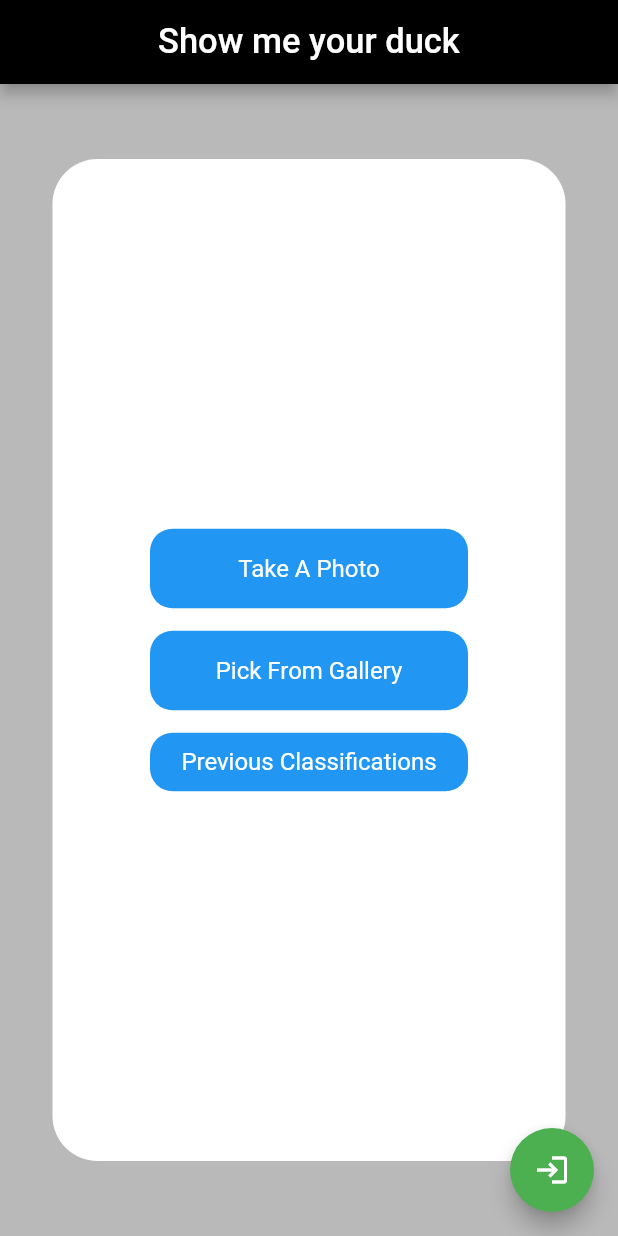
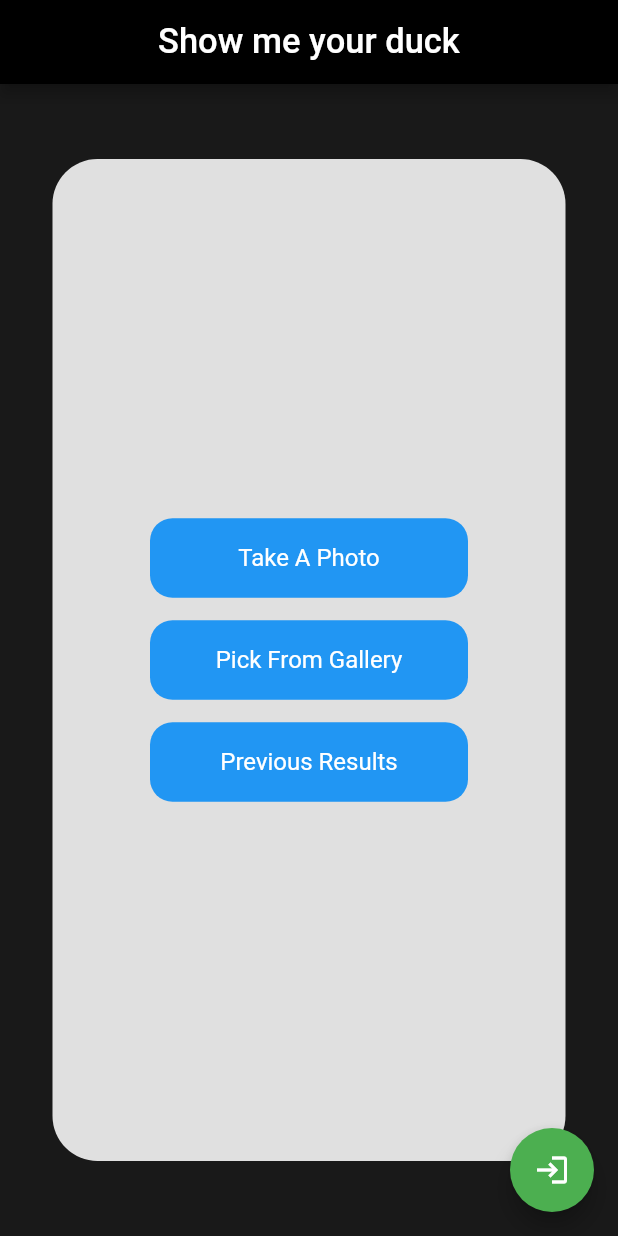
Before and after one commit to andysegura/duck_classification_cr2g, a Flutter app: the screen it shows once a user with an empty profile is signed in, on a phone screen of 412 x 824 dp. Run offline on Flutter 3.47's test engine with Material 2 defaults, Android fonts, the phone set to English and light mode, and no system bars; our stand-ins replace cloud_firestore, email_validator, firebase_auth, firebase_core, image_picker, shared_preferences and 1 more; missing offline and left inert: tflite; accounts and stored records are empty.

Commit message:
aesthetic changes/cleaned up code/added comments

```diff
--- a/lib/home.dart
+++ b/lib/home.dart
@@ -8,7 +8,9 @@ import 'package:animal_classification/previous_classifications.dart';
 import 'package:firebase_auth/firebase_auth.dart';
 
 /// home page allows user to select picture from camera or gallery
-/// as well as view previously saved classifications
+/// home.dart then runs the image through the tflite
+/// model and sends data to results_screen.dart.
+/// User can also choose to view previous ML results
 
 class Home extends StatefulWidget {
   @override
@@ -17,48 +19,52 @@ class Home extends StatefulWidget {
 
 class _HomeState extends State<Home> {
   final FirebaseAuth auth = FirebaseAuth.instance;
-  //signout function
-  signOut() async {
-    await auth.signOut();
-    Navigator.pushReplacement(
-        context, MaterialPageRoute(builder: (context) => LoginPage()));
-  }
+  late File _image;
+  final picker = ImagePicker(); //allows us to pick image from gallery or camera
 
-  bool _loading = true;
-  late File _image;
-  late XFile _image2;
-  late List _output;
-
-  final picker = ImagePicker(); //allows us to pick image from gallery or camera
-  var _duckNames = {
-    '0': "Mexican (Diazi)",
-    '1': "Fulvigula (Mottled)",
-    '2': 'Platyrhynchos (Mallard)',
-  };
-
+  //first function that is executed by default when this class is called
   @override
   void initState() {
-    //initS is the first function that is executed by default when this class is called
     super.initState();
     loadModel().then((value) {
       setState(() {});
     });
   }
 
-  @override
-  void dispose() {
-    //dis function disposes and clears our memory
-    super.dispose();
-    Tflite.close();
+  //this function is used to grab the image from camera
+  pickImage() async {
+    var image = await picker.pickImage(source: ImageSource.camera);
+    if (image == null) return null;
+    setState(() {
+      _image = File(image.path);
+    });
+    classifyImage(_image);
   }
 
+  //this function is used to grab the image from gallery
+  pickGalleryImage() async {
+    var image = await picker.pickImage(source: ImageSource.gallery);
+    if (image == null) return null;
+    setState(() {
+      _image = File(image.path);
+    });
+    classifyImage(_image);
+  }
+
+  //loads tflite model
+  loadModel() async {
+    await Tflite.loadModel(
+      model: 'assets/duck_model.tflite',
+      labels: 'assets/labels.txt',
+    );
+  }
+  //runs image through tflite model
   classifyImage(File image) async {
-    //this function runs the model on the image
     var output = await Tflite.runModelOnImage(
       path: image.path,
-      numResults: 5,
-      //the amout of categories our neural network can predict (here no. of animals)
-      threshold: 0.5,
+      numResults: 3,
+      //the amount of categories our neural network can predict (here no. of animals)
+      threshold: 0,
       imageMean: 127.5,
       imageStd: 127.5,
     );
@@ -72,42 +78,21 @@ class _HomeState extends State<Home> {
                       output[0]['label'],
                       "${(output[0]['confidence'] * 100).toStringAsFixed(3)}")));
     }
-
   }
 
-  loadModel() async {
-    //this function loads our model
-    await Tflite.loadModel(
-      model: 'assets/duck_model.tflite',
-      labels: 'assets/labels.txt',
-    );
+  //signout function
+  signOut() async {
+    await auth.signOut();
+    Navigator.pushReplacement(
+        context, MaterialPageRoute(builder: (context) => LoginPage()));
   }
 
-  pickImage() async {
-    //this function to grab the image from camera
-    var image = await picker.pickImage(source: ImageSource.camera);
-    if (image == null) return null;
-
-    setState(() {
-      _image = File(image.path);
-    });
-    classifyImage(_image);
-    _image2 = image;
+  //disposes and clears memory
+  @override
+  void dispose() {
+    super.dispose();
+    Tflite.close();
   }
-
-  pickGalleryImage() async {
-    //this function to grab the image from gallery
-    var image = await picker.pickImage(source: ImageSource.gallery);
-    if (image == null) return null;
-
-    setState(() {
-      _image = File(image.path);
-    });
-    classifyImage(_image);
-    _image2 = image;
-  }
-
-
 
   @override
   Widget build(BuildContext context) {
@@ -124,7 +109,7 @@ class _HomeState extends State<Home> {
           ),
         ),
       ),
-      floatingActionButton: FloatingActionButton(
+      floatingActionButton: FloatingActionButton( //signout button
         onPressed: () {
           signOut();
         },
@@ -132,89 +117,22 @@ class _HomeState extends State<Home> {
         backgroundColor: Colors.green,
       ),
       body: Container(
-        color: Colors.black26,
+        color: Colors.black.withOpacity(0.9),
         padding: EdgeInsets.symmetric(horizontal: 35, vertical: 50),
         child: Container(
           alignment: Alignment.center,
           padding: EdgeInsets.all(30),
           decoration: BoxDecoration(
-            color: Colors.white,
+            color: Colors.grey[300],
             borderRadius: BorderRadius.circular(30),
           ),
           child: Column(
             mainAxisAlignment: MainAxisAlignment.center,
             children: [
               Container(
-                child: Center(
-                  child: _loading == true
-                      ? null //show nothing if no picture selected
-                      : Container(
-                          child: Column(
-                            children: [
-                              Container(
-                                height: MediaQuery.of(context).size.width * 0.5,
-                                width: MediaQuery.of(context).size.width * 0.5,
-                                child: ClipRRect(
-                                  borderRadius: BorderRadius.circular(30),
-                                  child: Image.file(
-                                    _image,
-                                    fit: BoxFit.fill,
-                                  ),
-                                ),
-                              ),
-                              Divider(
-                                height: 5,
-                                thickness: 1,
-                              ),
-                              // ignore: unnecessary_null_comparison
-                              _output != null
-                                  ? Text(
-                                      '${_duckNames[_output[0]['label']]} duck ${_output[0]['confidence']}',
-                                      style: TextStyle(
-                                        color: Colors.white,
-                                        fontSize: 16,
-                                        fontWeight: FontWeight.w400,
-                                      ),
-                                      textAlign: TextAlign.center,
-                                    )
-                                  : Container(),
-                              _output != null
-                                  ? GestureDetector(
-                                      onTap: null,
-                                      child: Container(
-                                        width:
-                                            MediaQuery.of(context).size.width -
-                                                200,
-                                        alignment: Alignment.center,
-                                        padding: EdgeInsets.symmetric(
-                                            horizontal: 24, vertical: 17),
-                                        decoration: BoxDecoration(
-                                          color: Colors.blue,
-                                          borderRadius:
-                                              BorderRadius.circular(15),
-                                        ),
-                                        child: Text(
-                                          'Save Classification',
-                                          style: TextStyle(
-                                              color: Colors.white,
-                                              fontSize: 16),
-                                        ),
-                                      ),
-                                    )
-                                  : Container(),
-                              Divider(
-                                height: 15,
-                                thickness: 1,
-                              ),
-                            ],
-                          ),
-                        ),
-                ),
-              ),
-              Container(
                 child: Column(
                   children: [
-                    GestureDetector(
+                    GestureDetector( // take a photo button
                       onTap: pickImage,
                       child: Container(
                         width: MediaQuery.of(context).size.width - 200,
@@ -232,7 +150,7 @@ class _HomeState extends State<Home> {
                       ),
                     ),
                     SizedBox(height: 15),
-                    GestureDetector(
+                    GestureDetector( // pick from gallery button
                       onTap: pickGalleryImage,
                       child: Container(
                         width: MediaQuery.of(context).size.width - 200,
@@ -250,7 +168,7 @@ class _HomeState extends State<Home> {
                       ),
                     ),
                     SizedBox(height: 15),
-                    GestureDetector(
+                    GestureDetector( // Previous Results Button
                       onTap: () async {
                         Navigator.push(
                             context,
@@ -262,13 +180,13 @@ class _HomeState extends State<Home> {
                         width: MediaQuery.of(context).size.width - 200,
                         alignment: Alignment.center,
                         padding:
-                            EdgeInsets.symmetric(horizontal: 15, vertical: 10),
+                            EdgeInsets.symmetric(horizontal: 24, vertical: 17),
                         decoration: BoxDecoration(
                           color: Colors.blue,
                           borderRadius: BorderRadius.circular(15),
                         ),
                         child: Text(
-                          'Previous Classifications',
+                          'Previous Results',
                           style: TextStyle(color: Colors.white, fontSize: 16),
                           textAlign: TextAlign.center,
                         ),
--- a/lib/previous_classifications.dart
+++ b/lib/previous_classifications.dart
@@ -3,7 +3,6 @@ import 'package:cloud_firestore/cloud_firestore.dart';
 import 'package:firebase_auth/firebase_auth.dart';
 import 'dart:convert';
 import 'package:animal_classification/previous_result.dart';
-
 
 ///Previous classifications lists all previous classifications
 ///the user chose to save.
@@ -101,7 +100,7 @@ class PreviousClassificationsState extends State<PreviousClassifications> {
     //getInfoFromDB();
     return Scaffold(
         appBar: AppBar(
-            backgroundColor: Colors.black12,
+            backgroundColor: Colors.black,
             title: Text(
               'Machine Learning Results',
               style: TextStyle(
--- a/lib/previous_result.dart
+++ b/lib/previous_result.dart
@@ -75,7 +75,7 @@ class PreviousResultState extends State<PreviousResult> {
       'Other'];
     return Scaffold(
         appBar: AppBar(
-            backgroundColor: Colors.black12,
+            backgroundColor: Colors.black,
             title: Text(
               'Previous Result',
               style: TextStyle(
--- a/lib/register.dart
+++ b/lib/register.dart
@@ -22,6 +22,8 @@ class _RegisterState extends State<Register> {
   String _emailErrorMessage = '';
   String _pwErrorMessage = '';
 
+  //sends username and password to firestore so we can authorize
+  //and approve.
   Future requestSignUp() async {
     newUserRequests.add({
       'email': _emailController,
@@ -30,6 +32,7 @@ class _RegisterState extends State<Register> {
     Navigator.pop(context);
   }
 
+  //makes sure inout is valid email
   void validateEmail(String val) {
     if(val.isEmpty){
       setState(() {
@@ -46,6 +49,7 @@ class _RegisterState extends State<Register> {
     }
   }
 
+  //makes sure input is longer than 6 characters
   void validatePassword(String val) {
     if(val.isEmpty){
       setState(() {
@@ -62,6 +66,7 @@ class _RegisterState extends State<Register> {
     }
   }
 
+  //disposes and closes app
   @override
   void dispose() {
     _emailController.dispose();
```
Also changed, not shown: lib/details_screen.dart (deleted, +0 -45 lines), lib/login_page.dart (+7 -1 lines), lib/results_screen.dart (+35 -35 lines).
